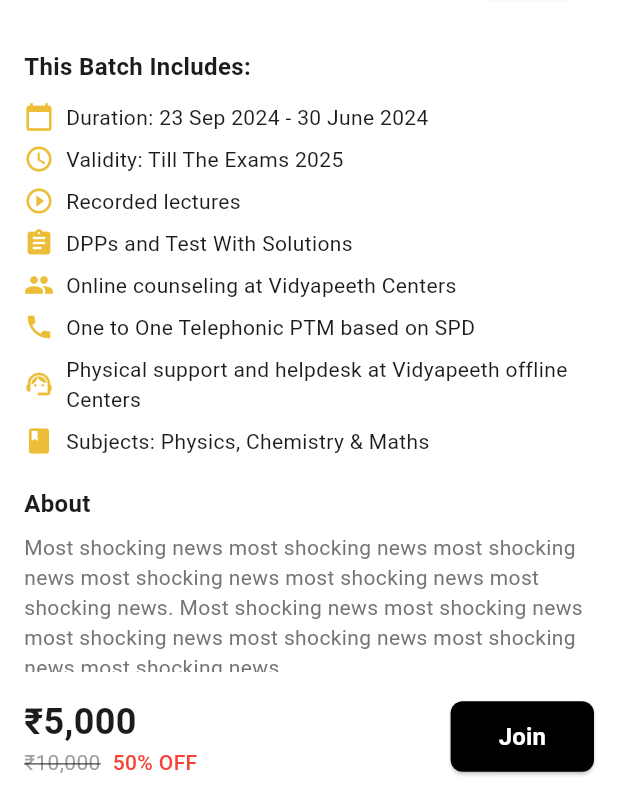
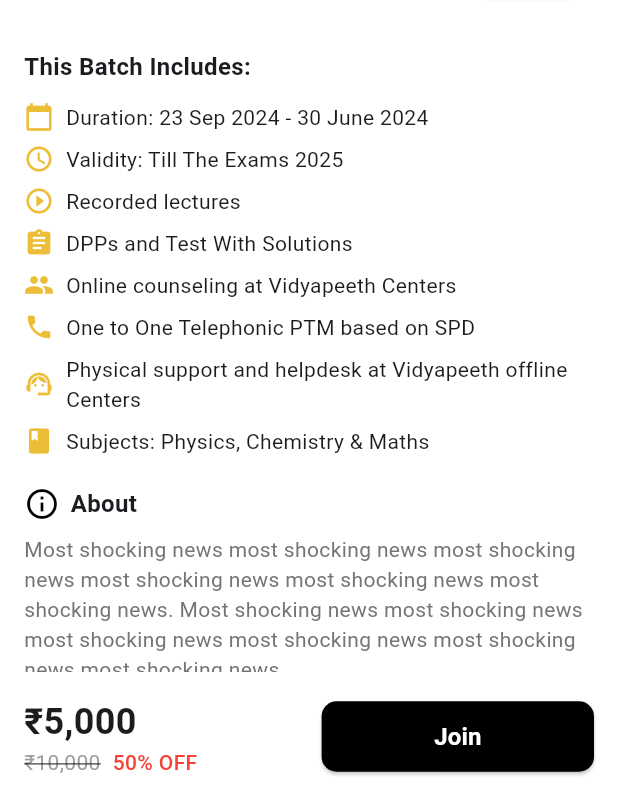
Before and after one commit to neminsheth/ostelloai, a Flutter app: the screen it shows after launch, on a phone screen of 412 x 824 dp, the part 435-1236 px from its top. Run offline on Flutter 3.47's test engine with Material 3 defaults, Android fonts, the phone set to English and light mode, and no system bars; Roboto replaces fonts that are missing (Avenir).

Commit message:
Final commit

```diff
--- a/lib/home.dart
+++ b/lib/home.dart
@@ -208,15 +208,22 @@ class HomePage extends StatelessWidget {
     return Column(
       crossAxisAlignment: CrossAxisAlignment.start,
       children: [
+         const Row(
+          children:[
+            Icon(Icons.info_outline, color: Colors.black),
+            SizedBox(width: 7),
             Text(
             'About',
             style: TextStyle(fontSize: 16, fontWeight: FontWeight.w600),
+          ),
+          ],
         ),
         SizedBox(height: 8),
         Text(
           'Most shocking news most shocking news most shocking news most shocking news most shocking news most shocking news. Most shocking news most shocking news most shocking news most shocking news most shocking news most shocking news.',
           style: TextStyle(fontSize: 14, color: Colors.grey[600]),
         ),
+
       ],
     );
   }
@@ -250,7 +257,7 @@ class HomePage extends StatelessWidget {
       child: Row(
         mainAxisAlignment: MainAxisAlignment.spaceBetween,
         children: [
-          Column(
+          const Column(
             crossAxisAlignment: CrossAxisAlignment.start,
             children: [
               Text(
@@ -281,7 +288,10 @@ class HomePage extends StatelessWidget {
               ),
             ],
           ),
-          ElevatedButton(
+          Container(
+            //height: 31.35,
+            //width: 159,
+            child: ElevatedButton(
               onPressed: () {},
               child: Text(
                 'Join',
@@ -293,9 +303,10 @@ class HomePage extends StatelessWidget {
               ),
               style: ElevatedButton.styleFrom(
                 backgroundColor: Colors.black,
-              padding: EdgeInsets.symmetric(horizontal: 32, vertical: 12),
+                padding: EdgeInsets.symmetric(horizontal: 75, vertical: 12),
                 shape: RoundedRectangleBorder(
-                borderRadius: BorderRadius.circular(8),
+                  borderRadius: BorderRadius.circular(10),
+                ),
               ),
             ),
           ),
```
Lines whose indentation alone changed are shown as unchanged.
